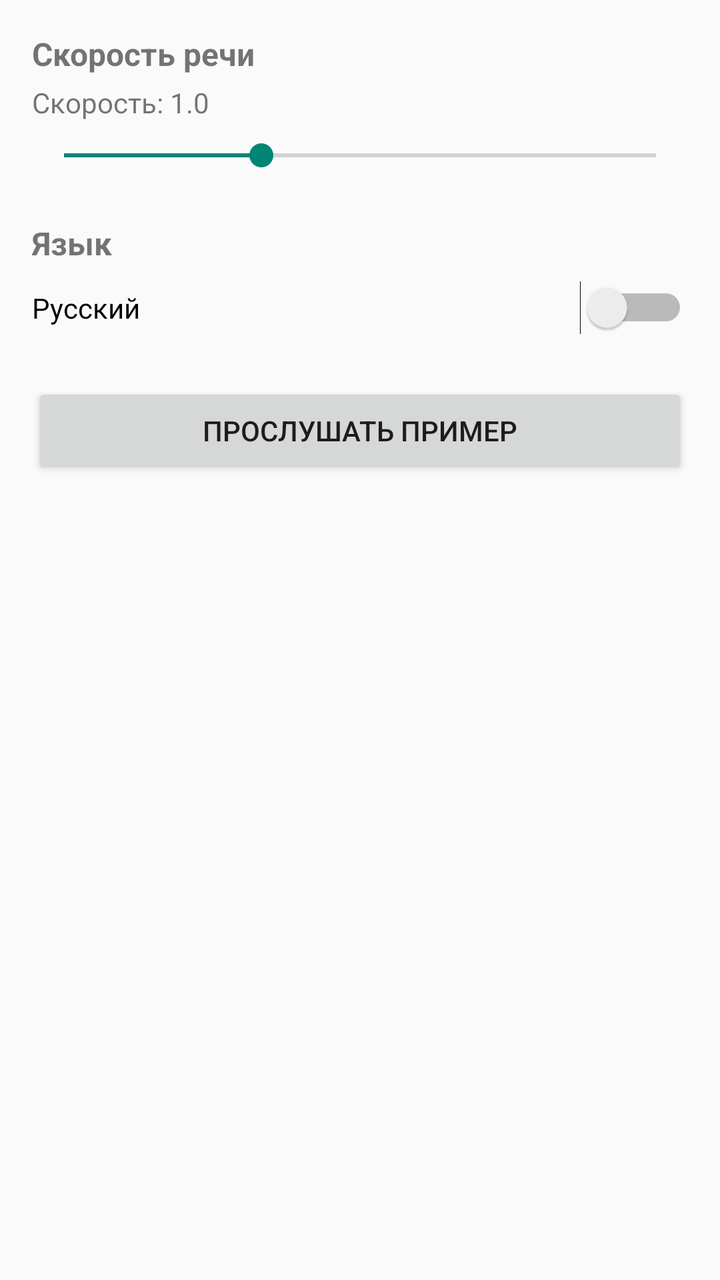
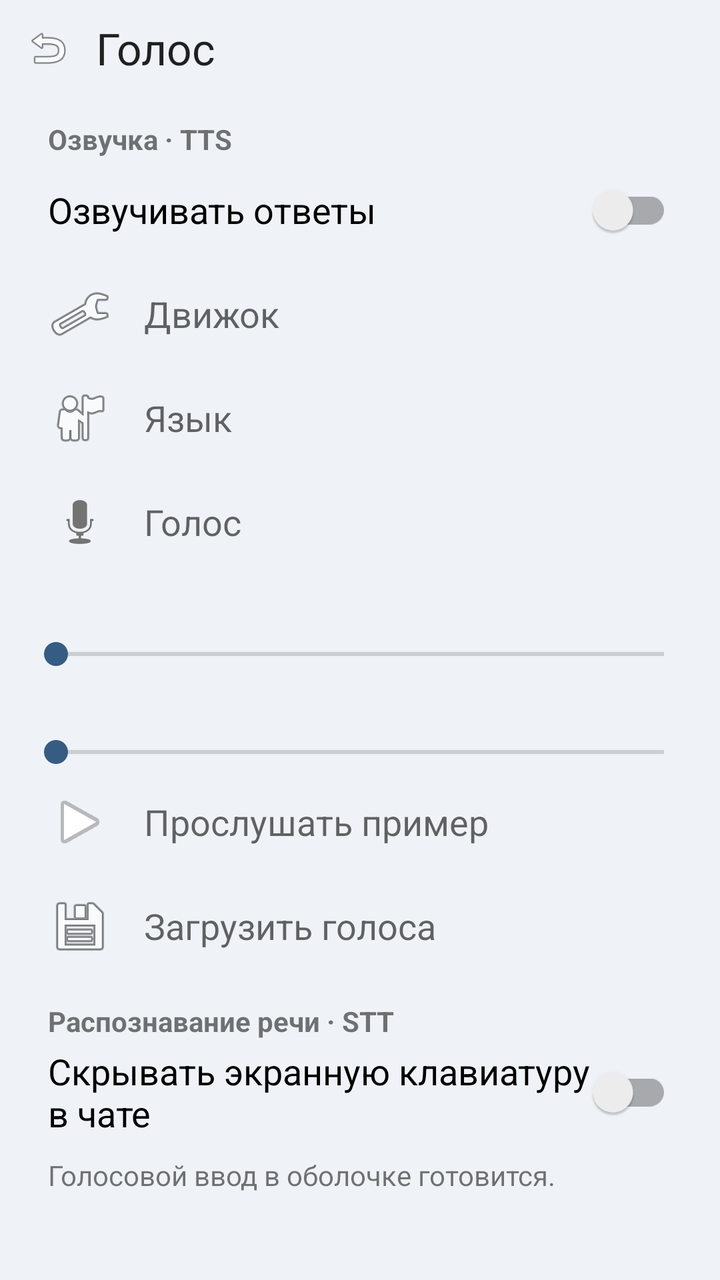

Before-and-after screenshots of an Android layout around one commit, followed by the original layout XML and the change that was made.
<!-- AndroidManifest.xml: application theme Theme.AILamp -->
<!-- res/layout/activity_tts_settings.xml -->
<?xml version="1.0" encoding="utf-8"?>
<ScrollView xmlns:android="http://schemas.android.com/apk/res/android"
    android:layout_width="match_parent"
    android:layout_height="match_parent"
    android:padding="16dp">

    <LinearLayout
        android:layout_width="match_parent"
        android:layout_height="wrap_content"
        android:orientation="vertical">

        <TextView
            android:layout_width="wrap_content"
            android:layout_height="wrap_content"
            android:text="Скорость речи"
            android:textSize="16sp"
            android:textStyle="bold" />

        <TextView
            android:id="@+id/speedLabel"
            android:layout_width="wrap_content"
            android:layout_height="wrap_content"
            android:text="Скорость: 1.0"
            android:textSize="14sp"
            android:layout_marginTop="4dp" />

        <SeekBar
            android:id="@+id/speedSlider"
            android:layout_width="match_parent"
            android:layout_height="wrap_content"
            android:max="30"
            android:progress="10"
            android:layout_marginTop="8dp" />

        <Space
            android:layout_width="match_parent"
            android:layout_height="24dp" />

        <TextView
            android:layout_width="wrap_content"
            android:layout_height="wrap_content"
            android:text="Язык"
            android:textSize="16sp"
            android:textStyle="bold" />

        <Switch
            android:id="@+id/langSwitch"
            android:layout_width="match_parent"
            android:layout_height="wrap_content"
            android:text="Русский"
            android:layout_marginTop="8dp" />

        <Space
            android:layout_width="match_parent"
            android:layout_height="24dp" />

        <Button
            android:id="@+id/testButton"
            android:layout_width="match_parent"
            android:layout_height="wrap_content"
            android:text="Прослушать пример" />

    </LinearLayout>

</ScrollView>
<!-- resources referenced by this layout -->
<resources>
  <style name="Theme.AILamp" parent="Theme.AppCompat.Light.NoActionBar" />
</resources>

<!-- the commit's change to res/layout/activity_tts_settings.xml (unified diff, before → after) -->
@@ -1,65 +1,133 @@
 <?xml version="1.0" encoding="utf-8"?>
-<ScrollView xmlns:android="http://schemas.android.com/apk/res/android"
+<LinearLayout xmlns:android="http://schemas.android.com/apk/res/android"
     android:layout_width="match_parent"
     android:layout_height="match_parent"
-    android:padding="16dp">
+    android:background="@color/shell_surface"
+    android:orientation="vertical">
 
     <LinearLayout
         android:layout_width="match_parent"
         android:layout_height="wrap_content"
-        android:orientation="vertical">
+        android:gravity="center_vertical"
+        android:orientation="horizontal">
+
+        <ImageButton
+            android:id="@+id/voice_back"
+            style="@style/EditorAction"
+            android:contentDescription="Назад к чату"
+            android:src="@android:drawable/ic_menu_revert" />
 
         <TextView
-            android:layout_width="wrap_content"
+            android:layout_width="0dp"
             android:layout_height="wrap_content"
-            android:text="Скорость речи"
-            android:textSize="16sp"
-            android:textStyle="bold" />
-
-        <TextView
-            android:id="@+id/speedLabel"
-            android:layout_width="wrap_content"
-            android:layout_height="wrap_content"
-            android:text="Скорость: 1.0"
-            android:textSize="14sp"
-            android:layout_marginTop="4dp" />
-
-        <SeekBar
-            android:id="@+id/speedSlider"
-            android:layout_width="match_parent"
-            android:layout_height="wrap_content"
-            android:max="30"
-            android:progress="10"
-            android:layout_marginTop="8dp" />
-
-        <Space
-            android:layout_width="match_parent"
-            android:layout_height="24dp" />
-
-        <TextView
-            android:layout_width="wrap_content"
-            android:layout_height="wrap_content"
-            android:text="Язык"
-            android:textSize="16sp"
-            android:textStyle="bold" />
-
-        <Switch
-            android:id="@+id/langSwitch"
-            android:layout_width="match_parent"
-            android:layout_height="wrap_content"
-            android:text="Русский"
-            android:layout_marginTop="8dp" />
-
-        <Space
-            android:layout_width="match_parent"
-            android:layout_height="24dp" />
-
-        <Button
-            android:id="@+id/testButton"
-            android:layout_width="match_parent"
-            android:layout_height="wrap_content"
-            android:text="Прослушать пример" />
+            android:layout_weight="1"
+            android:accessibilityHeading="true"
+            android:text="@string/voice_settings_title"
+            android:textAppearance="?android:attr/textAppearanceLarge" />
 
     </LinearLayout>
 
-</ScrollView>
+    <ScrollView
+        android:layout_width="match_parent"
+        android:layout_height="0dp"
+        android:layout_weight="1">
+
+        <LinearLayout
+            android:layout_width="match_parent"
+            android:layout_height="wrap_content"
+            android:orientation="vertical"
+            android:paddingHorizontal="12dp"
+            android:paddingBottom="12dp">
+
+            <TextView
+                style="@style/ShellSectionHeading"
+                android:text="Озвучка · TTS" />
+
+            <androidx.appcompat.widget.SwitchCompat
+                android:id="@+id/voice_enabled"
+                android:layout_width="match_parent"
+                android:layout_height="wrap_content"
+                android:minHeight="52dp"
+                android:paddingHorizontal="12dp"
+                android:text="Озвучивать ответы"
+                android:textAppearance="?android:attr/textAppearanceMedium" />
+
+            <Button
+                android:id="@+id/voice_engine"
+                style="@style/ShellAction"
+                android:drawableStart="@android:drawable/ic_menu_preferences"
+                android:text="Движок" />
+
+            <Button
+                android:id="@+id/voice_language"
+                style="@style/ShellAction"
+                android:drawableStart="@android:drawable/ic_menu_myplaces"
+                android:text="Язык" />
+
+            <Button
+                android:id="@+id/voice_selection"
+                style="@style/ShellAction"
+                android:drawableStart="@android:drawable/ic_btn_speak_now"
+                android:text="Голос" />
+
+            <TextView
+                android:id="@+id/voice_rate_label"
+                style="@style/ShellSectionHeading" />
+
+            <SeekBar
+                android:id="@+id/voice_rate"
+                android:layout_width="match_parent"
+                android:layout_height="wrap_content"
+                android:contentDescription="Скорость речи" />
+
+            <TextView
+                android:id="@+id/voice_pitch_label"
+                style="@style/ShellSectionHeading" />
+
+            <SeekBar
+                android:id="@+id/voice_pitch"
+                android:layout_width="match_parent"
+                android:layout_height="wrap_content"
+                android:contentDescription="Высота тона" />
+
+            <Button
+                android:id="@+id/voice_preview"
+                style="@style/ShellAction"
+                android:drawableStart="@android:drawable/ic_media_play"
+                android:text="Прослушать пример" />
+
+            <Button
+                android:id="@+id/voice_data"
+                style="@style/ShellAction"
+                android:drawableStart="@android:drawable/ic_menu_save"
+                android:text="Загрузить голоса" />
+
+            <TextView
+                android:id="@+id/voice_status"
+                style="@style/ShellSectionHeading"
+                android:accessibilityLiveRegion="polite"
+                android:visibility="gone" />
+
+            <TextView
+                style="@style/ShellSectionHeading"
+                android:text="Распознавание речи · STT" />
+
+            <androidx.appcompat.widget.SwitchCompat
+                android:id="@+id/voice_hide_keyboard"
+                android:layout_width="match_parent"
+                android:layout_height="wrap_content"
+                android:minHeight="52dp"
+                android:paddingHorizontal="12dp"
+                android:text="Скрывать экранную клавиатуру в чате"
+                android:textAppearance="?android:attr/textAppearanceMedium" />
+
+            <TextView
+                android:layout_width="match_parent"
+                android:layout_height="wrap_content"
+                android:paddingStart="12dp"
+                android:paddingTop="6dp"
+                android:text="Голосовой ввод в оболочке готовится." />
+
+        </LinearLayout>
+    </ScrollView>
+</LinearLayout>
<!-- resource entries referenced after the edit -->
@@ -1,5 +1,39 @@
 <!-- resources referenced by this layout -->
 <resources>
-  <style name="Theme.AILamp" parent="Theme.AppCompat.Light.NoActionBar" />
+  <color name="shell_surface">#EFF3F8</color>
+  <string name="voice_settings_title">Голос</string>
+  <style name="EditorAction">
+          <item name="android:layout_width">48dp</item>
+          <item name="android:layout_height">48dp</item>
+          <item name="android:background">?attr/selectableItemBackgroundBorderless</item>
+          <item name="android:padding">12dp</item>
+          <item name="android:scaleType">fitCenter</item>
+      </style>
+  <style name="ShellAction">
+          <item name="android:layout_width">match_parent</item>
+          <item name="android:layout_height">wrap_content</item>
+          <item name="android:minHeight">52dp</item>
+          <item name="android:background">?attr/selectableItemBackground</item>
+          <item name="android:drawablePadding">16dp</item>
+          <item name="android:gravity">start|center_vertical</item>
+          <item name="android:paddingHorizontal">12dp</item>
+          <item name="android:textAllCaps">false</item>
+          <item name="android:textAppearance">?android:attr/textAppearanceMedium</item>
+      </style>
+  <style name="ShellSectionHeading">
+          <item name="android:layout_width">match_parent</item>
+          <item name="android:layout_height">wrap_content</item>
+          <item name="android:accessibilityHeading">true</item>
+          <item name="android:paddingTop">12dp</item>
+          <item name="android:paddingStart">12dp</item>
+          <item name="android:textAppearance">?android:attr/textAppearanceSmall</item>
+          <item name="android:textStyle">bold</item>
+      </style>
+  <style name="Theme.AILamp" parent="Theme.AppCompat.Light.NoActionBar">
+          <item name="android:colorBackground">@color/shell_surface</item>
+          <item name="android:windowBackground">@color/shell_surface</item>
+          <item name="colorAccent">@color/shell_accent</item>
+      </style>
+  <color name="shell_accent">#365C83</color>
 </resources>
 
